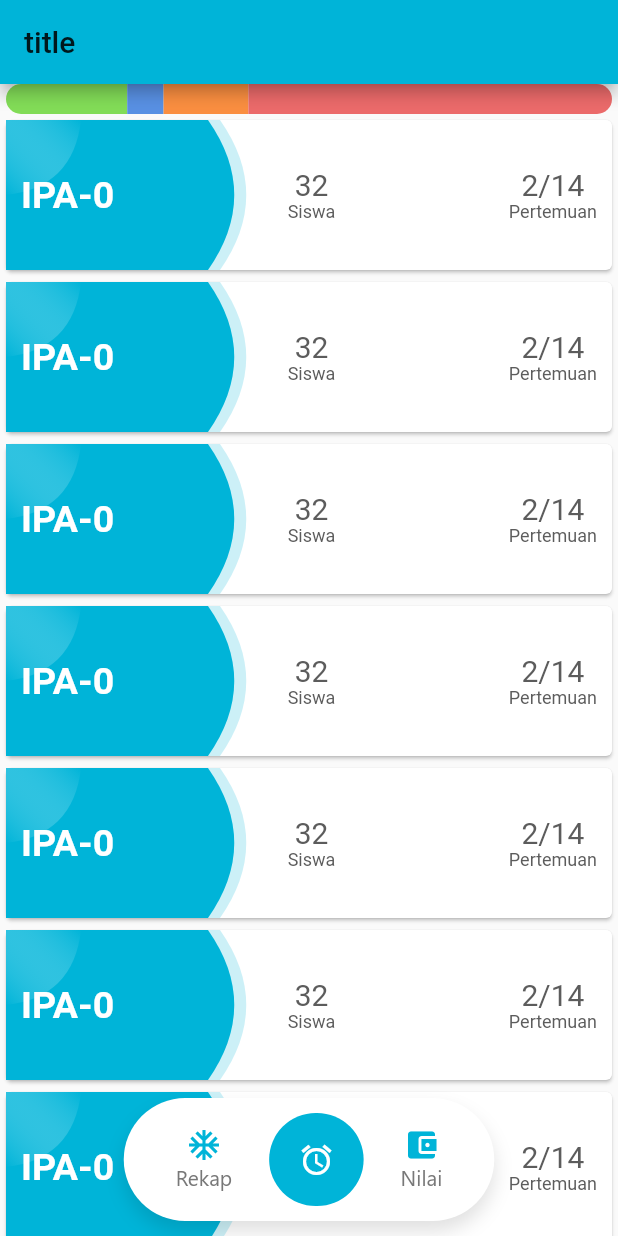
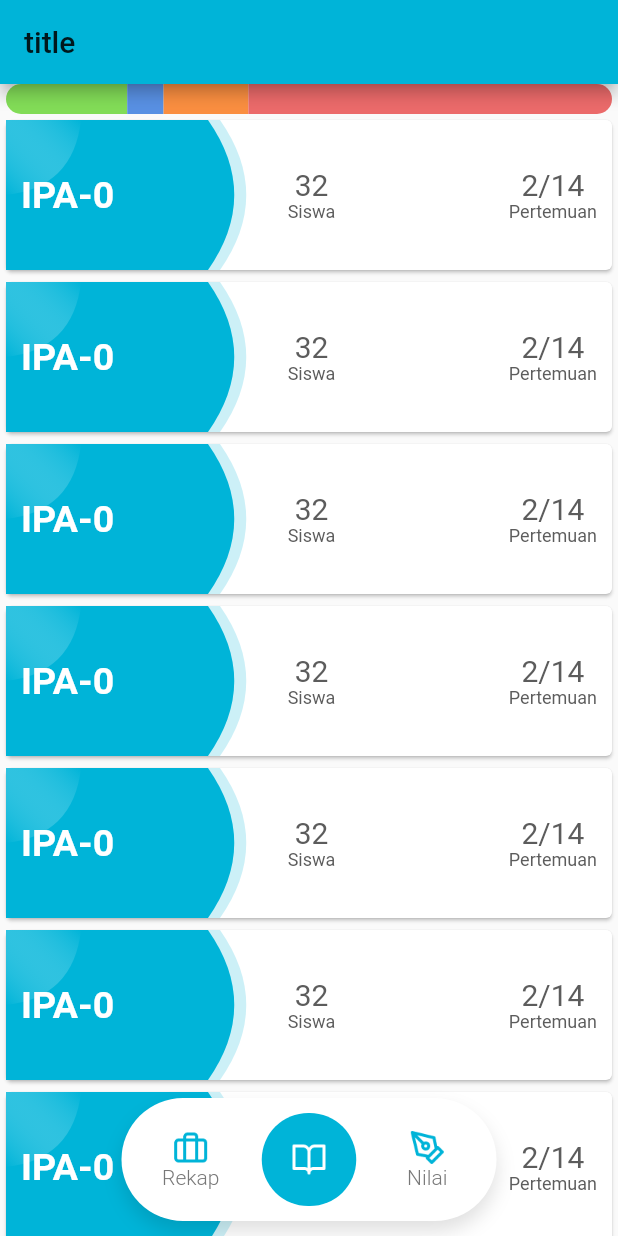
Before and after one commit to ajisyahroni/Flutter_6-Akademix-lecture, a Flutter app: the screen it shows after launch, on a phone screen of 412 x 824 dp. Run offline on Flutter 3.47's test engine with Material 2 defaults, Android fonts, the phone set to English and light mode, and no system bars; our stand-ins replace backdrop, flutter_svg.

Commit message:
ABSTRACTION: main navigation

```diff
--- a/lib/screens/absence_screen.dart
+++ b/lib/screens/absence_screen.dart
@@ -22,7 +22,6 @@ class _AbsenceScreenState extends State<AbsenceScreen> {
   @override
   void initState() {
     super.initState();
-
     _scrollController = new ScrollController();
     _scrollController.addListener(() {
       switch (_scrollController.position.userScrollDirection) {
@@ -47,17 +46,7 @@ class _AbsenceScreenState extends State<AbsenceScreen> {
       appBar: AppBar(
         title: Text('title'),
       ),
-      floatingActionButton: Stack(
-        alignment: Alignment.center,
-        children: [
-          AnimatedPositioned(
-            bottom: _bottomPosition,
-            // left: MediaQuery.of(context).size.width / 4,
-            duration: Duration(milliseconds: 200),
-            child: MainNavigation(),
-          ),
-        ],
-      ),
+      floatingActionButton: MainNavigation(_bottomPosition),
       floatingActionButtonLocation: FloatingActionButtonLocation.centerDocked,
       body: Column(
         children: [
--- a/lib/widgets/akademix_main_navigation.dart
+++ b/lib/widgets/akademix_main_navigation.dart
@@ -6,86 +6,117 @@
  * ====================================
  */
 
-import 'package:akademix/extensions/hex_color.dart';
 import 'package:flutter/material.dart';
 
 class MainNavigation extends StatelessWidget {
+  final double _bottomPosition;
+  MainNavigation(this._bottomPosition);
+
   @override
   Widget build(BuildContext context) {
-    return Container(
-        //TODO : RESPONSIVE
-        // static-figma
-        // height: 82,
+    return Stack(
+      alignment: Alignment.center,
+      children: [
+        AnimatedPositioned(
+          bottom: _bottomPosition,
+          duration: Duration(milliseconds: 200),
+          child: Container(
               height: 82,
-        width: 247,
-        // ___________
+              width: 250,
               decoration: BoxDecoration(
                   borderRadius: BorderRadius.circular(70),
                   color: Colors.white,
                   boxShadow: [
                     BoxShadow(
-                  color: Colors.black12, offset: Offset(0, 7), blurRadius: 10)
+                        color: Colors.black12,
+                        offset: Offset(0, 7),
+                        blurRadius: 10)
                   ]),
               child: Padding(
                 padding: const EdgeInsets.all(10.0),
                 child: Row(
-            mainAxisAlignment: MainAxisAlignment.spaceEvenly,
-            crossAxisAlignment: CrossAxisAlignment.end,
+                  mainAxisAlignment: MainAxisAlignment.spaceAround,
                   children: [
                     // REKAP
-              Column(
-                mainAxisAlignment: MainAxisAlignment.center,
-                children: [
-                  GestureDetector(
-                    child: Icon(
-                      Icons.ac_unit,
-                      color: Theme.of(context).primaryColor,
-                    ),
-                    onTap: () {
-                      print('klsdfkl');
-                    },
-                  ),
-                  _buildText('Rekap')
+                    _buildButton(context, 'Rekap', 'assets/img/briefcase.png',
+                        () {
+                      print('rekap');
+                    }),
+
+                    // CENTER ICON
+                    _buildCenterButton(context, () {
+                      print('tengah click');
+                    }),
+
+                    // Nilai
+                    _buildButton(context, 'Nilai', 'assets/img/pen_tool.png',
+                        () {
+                      print('nilai click');
+                    })
                   ],
                 ),
+              )),
+        ),
+      ],
+    );
+  }
 
-              // CENTER ICON
-              Container(
-                child: Icon(
-                  Icons.access_alarms,
-                  color: Colors.white,
+  // center button function
+  Widget _buildCenterButton(BuildContext context, Function callback) {
+    return Container(
+      child: ButtonTheme(
+        materialTapTargetSize: MaterialTapTargetSize.shrinkWrap,
+        padding: EdgeInsets.all(0),
+        minWidth: 0,
+        height: 0,
+        shape: RoundedRectangleBorder(
+            borderRadius: BorderRadius.all(Radius.circular(50.0))),
+        child: FlatButton(
+          onPressed: callback,
+          child: Image.asset(
+            'assets/img/book_open.png',
+            width: 24,
+            height: 24,
+          ),
+        ),
       ),
       width: 63,
       height: 63,
       decoration: BoxDecoration(
           color: Theme.of(context).primaryColor,
           borderRadius: BorderRadius.circular(100)),
-              ),
+    );
+  }
 
-              // Nilai
-              Column(
+  // button widget function
+  Widget _buildButton(
+      BuildContext context, String text, String icon, Function callback) {
+    return ButtonTheme(
+      materialTapTargetSize: MaterialTapTargetSize.shrinkWrap,
+      padding: EdgeInsets.all(0),
+      minWidth: 50,
+      height: 0,
+      shape: RoundedRectangleBorder(
+          borderRadius: BorderRadius.all(Radius.circular(20.0))),
+      child: FlatButton(
+          onPressed: callback,
+          child: Column(
             mainAxisAlignment: MainAxisAlignment.center,
             children: [
-                  Icon(
-                    Icons.account_balance_wallet,
-                    color: Theme.of(context).primaryColor,
+              Image.asset(
+                icon,
+                height: 24,
+                width: 24,
               ),
-                  _buildText('Nilai')
-                ],
+              Text(
+                text,
+                style: TextStyle(
+                    color: Color(0xFF787878),
+                    fontSize: 14,
+                    fontWeight: FontWeight.w300),
               )
             ],
-          ),
-        ));
-  }
-
-  Widget _buildText(text) {
-    return Text(
-      text,
-      style: TextStyle(
-          color: HexColor.fromHex('#787878'),
-          fontFamily: 'SegoeUI',
-          fontSize: 14,
-          fontWeight: FontWeight.w300),
+          )),
     );
   }
 }
```
Lines whose indentation alone changed are shown as unchanged.
